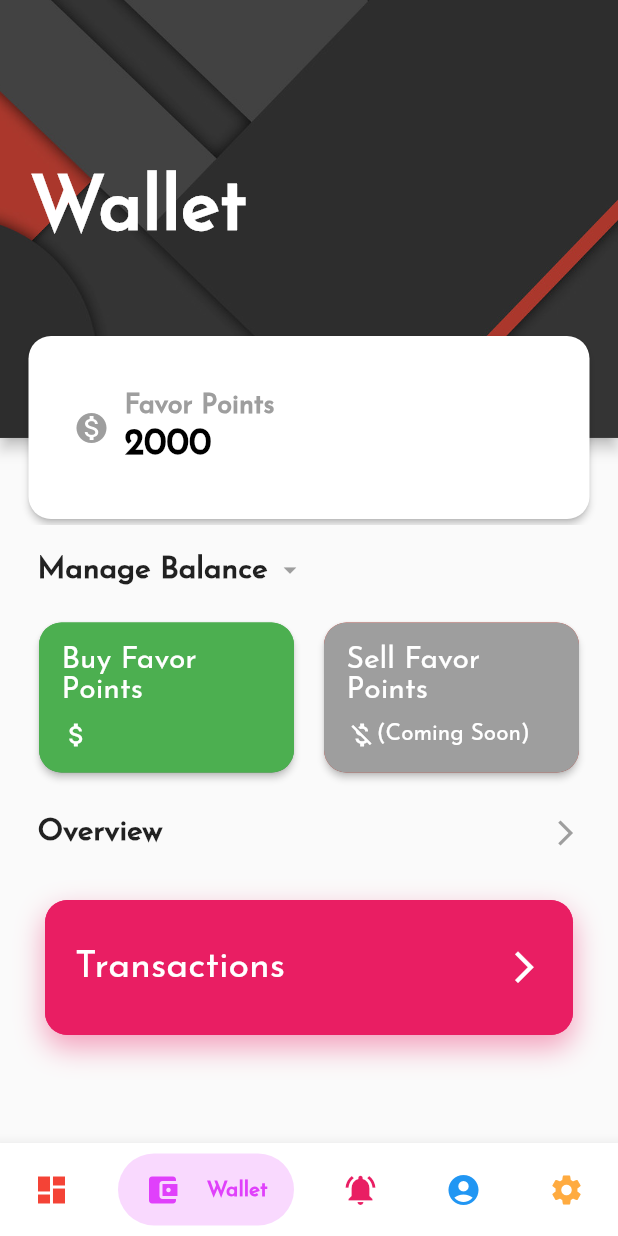
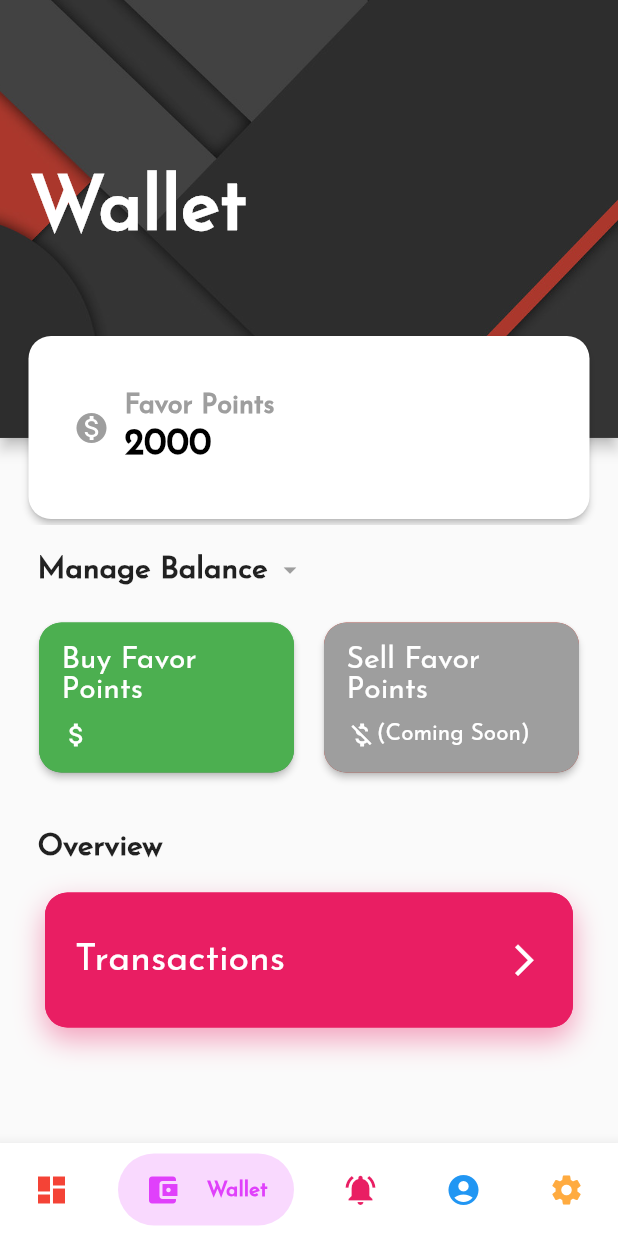
Before and after one commit to NamanShergill/favent, a Flutter app: the screen it shows after launch, swiped to page 2, on a phone screen of 412 x 824 dp. Run offline on Flutter 3.47's test engine with Material 2 defaults, Android fonts, the phone set to English and light mode, and no system bars; drawn by our look-alikes of bubble_bottom_bar.

Commit message:
Tweaked wallet page UI

```diff
--- a/lib/pages/wallet.dart
+++ b/lib/pages/wallet.dart
@@ -169,24 +169,14 @@ class Wallet extends StatelessWidget {
               ),
               Padding(
                 padding: EdgeInsets.only(
-                    left: 25.0, right: 25, bottom: 20, top: 20),
-                child: Row(
-                  mainAxisAlignment: MainAxisAlignment.spaceBetween,
-                  children: <Widget>[
-                    Text(
+                    left: 25.0, right: 25, top: 30),
+                child: Text(
                   'Overview',
                   style: TextStyle(
                     fontSize: 20,
                     fontWeight: FontWeight.bold,
                     fontFamily: DFFont,
                   ),
-                    ),
-                    Icon(
-                      Icons.arrow_forward_ios,
-                      color: Colors.grey,
-                      size: 20,
-                    )
-                  ],
                 ),
               ),
               Row(
@@ -213,7 +203,7 @@ Widget colorCard(
   final _media = MediaQuery.of(context).size;
   return Container(
     constraints: BoxConstraints(minHeight: 90),
-    margin: EdgeInsets.only(top: 15),
+    margin: EdgeInsets.only(top: 20),
     height: screenAwareSize(60, context),
     width: _media.width - 60,
     decoration: BoxDecoration(
```
Lines whose indentation alone changed are shown as unchanged.
